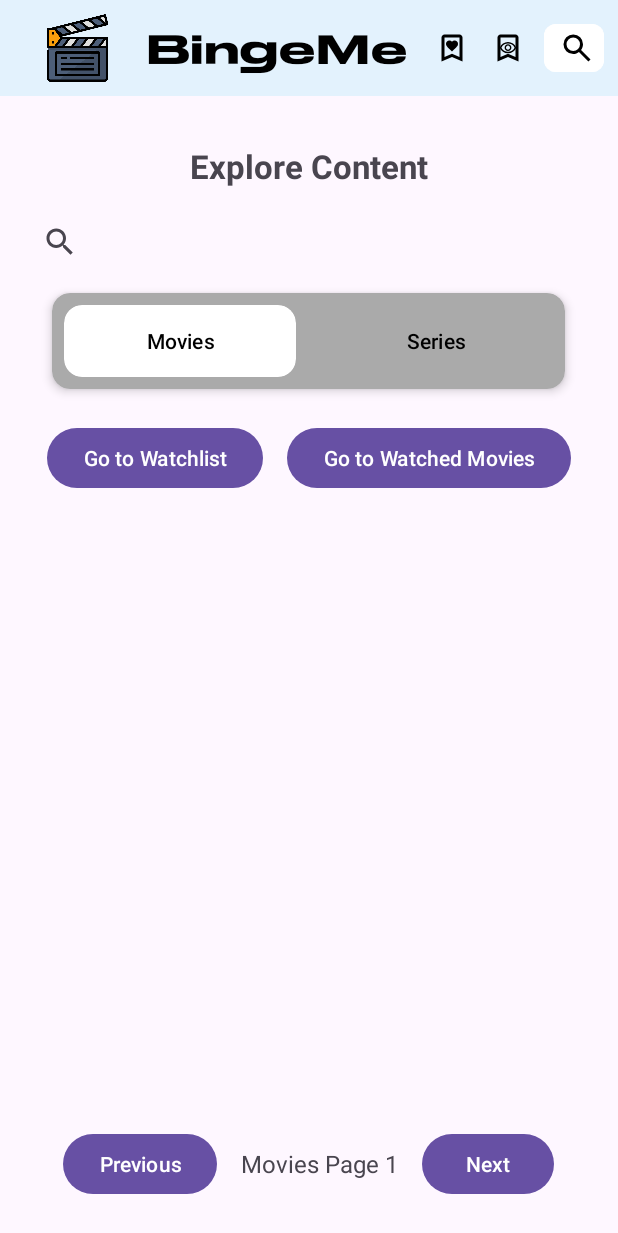
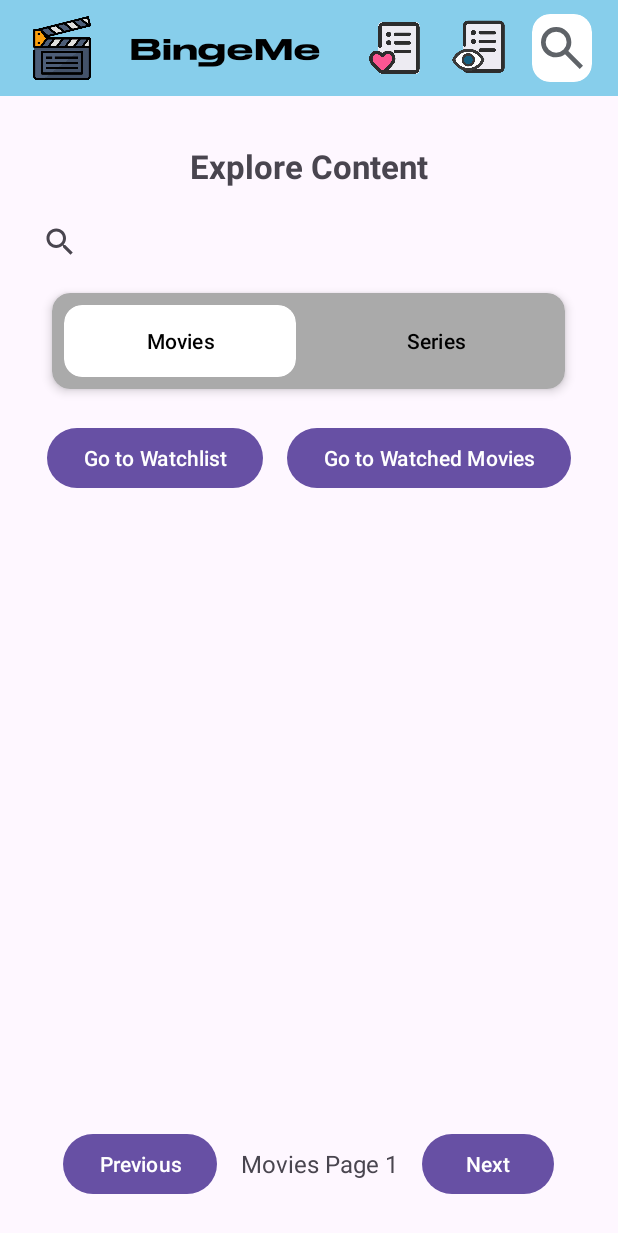
Before and after one commit to IdanVahab/BingeMe, an Android app: the screen it shows after launch (MainActivity), on a phone screen of 412 x 824 dp. Shown: the top 1233 px of the screen. Run offline under Robolectric (Android 15) with nearby library versions, the light colour scheme and no system bars; our stand-ins replace Dagger/Hilt's generated code, Room's generated code, navigation-ui, paging; pictures from the network do not load.

Commit message:
feat(ui-main): design of MainActivity
- fixing button and image

```diff
--- a/app/src/main/res/drawable/bookmark_heart.xml
+++ /dev/null
@@ -1,5 +0,0 @@
-<vector xmlns:android="http://schemas.android.com/apk/res/android" android:autoMirrored="true" android:height="24dp" android:viewportHeight="960" android:viewportWidth="960" android:width="24dp">
-
-    <path android:fillColor="#5f6368" android:pathData="M480,572q51,-47 82.5,-77.5T611,442q17,-22 23,-38.5t6,-35.5q0,-36 -26,-62t-62,-26q-21,0 -40.5,8.5T480,312q-12,-15 -31,-23.5t-41,-8.5q-36,0 -62,26t-26,62q0,19 5.5,35t22.5,38q17,22 48,52.5t84,78.5ZM200,840v-640q0,-33 23.5,-56.5T280,120h400q33,0 56.5,23.5T760,200v640L480,720 200,840ZM280,718 L480,632 680,718v-518L280,200v518ZM280,200h400,-400Z"/>
-
-</vector>
--- a/app/src/main/res/drawable/bookmark_whatched.xml
+++ b/app/src/main/res/drawable/bookmark_whatched.xml
@@ -15,8 +15,7 @@
         android:translateY="240"
         android:scaleX="0.5"
         android:scaleY="0.5">
-        <path
-            android:fillColor="#5f6368"
+        <path           android:fillColor="#5f6368"
             android:pathData="M480,640q75,0 127.5,-52.5T660,460q0,-75 -52.5,-127.5T480,280q-75,0 -127.5,52.5T300,460q0,75 52.5,127.5T480,640ZM480,568q-45,0 -76.5,-31.5T372,460q0,-45 31.5,-76.5T480,352q45,0 76.5,31.5T588,460q0,45 -31.5,76.5T480,568ZM480,760q-146,0 -266,-81.5T40,460q54,-137 174,-218.5T480,160q146,0 266,81.5T920,460q-54,137 -174,218.5T480,760ZM480,460ZM480,680q113,0 207.5,-59.5T832,460q-50,-101 -144.5,-160.5T480,240q-113,0 -207.5,59.5T128,460q50,101 144.5,160.5T480,680Z"/>
     </group>
 
--- a/app/src/main/res/layout/activity_main.xml
+++ b/app/src/main/res/layout/activity_main.xml
@@ -12,7 +12,7 @@
         android:layout_width="match_parent"
         android:layout_height="?attr/actionBarSize"
         android:background="?attr/colorPrimary"
-        android:backgroundTint="@color/background_light"
+        android:backgroundTint="@color/sky_blue"
         app:popupTheme="@style/ThemeOverlay.AppCompat.Light">
 
         <LinearLayout
@@ -26,70 +26,87 @@
                 android:id="@+id/app_logo"
                 android:layout_width="0dp"
                 android:layout_height="match_parent"
-                android:layout_weight="0.7"
+                android:layout_weight="2"
                 android:src="@drawable/app_logo"
                 android:layout_marginStart="1dp"
-                android:padding="8dp" />
+                android:padding="1dp" />
 
             <!-- שם האפליקציה -->
             <TextView
                 android:id="@+id/app_title"
                 android:layout_width="0dp"
                 android:layout_height="match_parent"
-                android:layout_weight="2"
+                android:layout_weight="7"
                 android:text="@string/app_name"
                 android:textColor="@android:color/black"
-                android:textSize="27dp"
+                android:textSize="20dp"
                 android:fontFamily="@font/stretchpro"
                 android:gravity="center"/>
 
             <!-- קבוצה של כפתורים -->
             <LinearLayout
-                android:layout_width="wrap_content"
+                android:layout_width="0dp"
                 android:layout_height="match_parent"
-                android:gravity="end|center_vertical"
+                android:layout_weight="7"
                 android:orientation="horizontal"
                 android:layout_marginEnd="8dp"
                 android:padding="1dp">
 
-                <!-- כפתור 1: מועדפים -->
-                <com.google.android.material.button.MaterialButton
-                    android:id="@+id/btn_favorite"
-                    android:layout_width="37dp"
-                    android:layout_height="40dp"
+                <androidx.cardview.widget.CardView
+                    android:id="@+id/favoriteListButtonCard"
+                    android:layout_width="0dp"
+                    android:layout_height="match_parent"
+                    android:layout_weight="1"
                     android:layout_gravity="center"
-                    android:backgroundTint="@android:color/transparent"
-                    android:padding="4dp"
-                    android:text=""
-                    app:cornerRadius="8dp"
-                    app:icon="@drawable/bookmark_heart"
-                    app:iconSize="24dp"
-                    app:iconTint="@android:color/black" />
+                    android:layout_margin="8dp"
+                    android:clickable="true"
+                    app:cardBackgroundColor="@android:color/transparent"
+                    app:cardCornerRadius="12dp"
+                    app:cardElevation="0dp">
+                    <ImageView
+                        android:layout_width="match_parent"
+                        android:layout_height="match_parent"
+                        android:layout_margin= "1dp"
+                        android:src="@drawable/favorite_list_icon" />
 
-                <!-- כפתור 2: נצפו -->
-                <com.google.android.material.button.MaterialButton
-                    android:id="@+id/btn_watched"
-                    android:layout_width="40dp"
-                    android:layout_height="40dp"
-                    android:backgroundTint="@android:color/transparent"
-                    android:padding="4dp"
-                    app:cornerRadius="8dp"
-                    app:icon="@drawable/bookmark_whatched"
-                    app:iconSize="24dp"
-                    app:iconTint="@android:color/black"
-                    android:text="" />
+                </androidx.cardview.widget.CardView>
+                <androidx.cardview.widget.CardView
+                    android:id="@+id/watchedListButtonCard"
+                    android:layout_width="0dp"
+                    android:layout_height="match_parent"
+                    android:layout_weight="1"
+                    android:layout_gravity="center"
+                    android:layout_margin="8dp"
+                    android:clickable="true"
+                    app:cardBackgroundColor="@android:color/transparent"
+                    app:cardCornerRadius="12dp"
+                    app:cardElevation="0dp">
+                    <ImageView
+                        android:layout_width="match_parent"
+                        android:layout_height="match_parent"
+                        android:layout_margin= "1dp"
+                        android:src="@drawable/watched_list_icon" />
 
-                <!-- כפתור 3: חיפוש -->
-                <com.google.android.material.button.MaterialButton
-                    android:id="@+id/btn_search"
-                    android:layout_width="40dp"
-                    android:layout_height="40dp"
-                    android:backgroundTint="@android:color/white"
-                    android:padding="10dp"
-                    app:cornerRadius="8dp"
-                    app:icon="@drawable/search"
-                    app:iconSize="24dp"
-                    app:iconTint="@android:color/black" />
+                </androidx.cardview.widget.CardView>
+                <androidx.cardview.widget.CardView
+                    android:id="@+id/searchButtonCard"
+                    android:layout_width="0dp"
+                    android:layout_height="match_parent"
+                    android:layout_weight="1"
+                    android:layout_gravity="center"
+                    android:layout_margin="8dp"
+                    android:clickable="true"
+                    app:cardBackgroundColor="@android:color/white"
+                    app:cardCornerRadius="12dp"
+                    app:cardElevation="0dp">
+                    <ImageView
+                        android:layout_width="match_parent"
+                        android:layout_height="match_parent"
+                        android:layout_margin= "1dp"
+                        android:src="@drawable/search" />
+
+                </androidx.cardview.widget.CardView>
+
             </LinearLayout>
         </LinearLayout>
     </androidx.appcompat.widget.Toolbar>
```
Also changed, not shown: app/src/main/res/drawable/favorite_list_icon.png (added), app/src/main/res/drawable/img_1.png (deleted), app/src/main/res/drawable/watched_list_icon.png.
